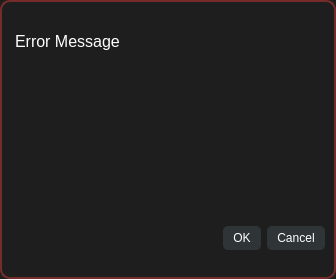
First picture: the form in error.ui, repository alvi-khan/Marshal, before the edit.
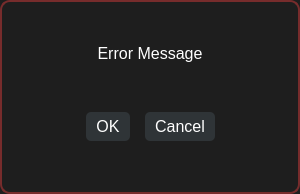
Second picture: the form after the edit.

The edit to the form file:
```diff
--- a/error.ui
+++ b/error.ui
@@ -6,10 +6,22 @@
    <rect>
     <x>0</x>
     <y>0</y>
-    <width>336</width>
-    <height>279</height>
+    <width>300</width>
+    <height>194</height>
    </rect>
   </property>
+  <property name="maximumSize">
+   <size>
+    <width>350</width>
+    <height>300</height>
+   </size>
+  </property>
+  <property name="font">
+   <font>
+    <family>Segoe UI</family>
+    <pointsize>12</pointsize>
+   </font>
+  </property>
   <property name="windowTitle">
    <string>Dialog</string>
   </property>
@@ -18,17 +30,19 @@
 	border: 1.5px solid #772C2C;
 	border-radius: 10px;
 }
-* {
-	background-color: rgb(30, 30, 30);
-	color: rgb(255, 255, 255);
-}
+
 QPushButton{
 	background-color: rgb(47, 52, 55);
 	border-radius: 5px;
 	padding: 5px 10px 5px 10px;
 }
 QPushButton:hover 
-{ background-color: #3E3E3E; }</string>
+{ background-color: #3E3E3E; }
+
+* {
+	background-color: rgb(30, 30, 30);
+	color: rgb(255, 255, 255);
+}</string>
   </property>
   <layout class="QVBoxLayout" name="verticalLayout">
    <property name="spacing">
@@ -48,6 +62,12 @@
    </property>
    <item>
     <widget class="QFrame" name="frame">
+     <property name="font">
+      <font>
+       <family>Segoe UI</family>
+       <pointsize>12</pointsize>
+      </font>
+     </property>
      <property name="frameShape">
       <enum>QFrame::StyledPanel</enum>
      </property>
@@ -72,13 +92,36 @@
        </spacer>
       </item>
       <item>
-       <widget class="QPlainTextEdit" name="errorMessage">
-        <property name="sizePolicy">
-         <sizepolicy hsizetype="Expanding" vsizetype="Minimum">
-          <horstretch>0</horstretch>
-          <verstretch>0</verstretch>
-         </sizepolicy>
+       <widget class="QLabel" name="errorMessage">
+        <property name="font">
+         <font>
+          <family>Segoe UI</family>
+          <pointsize>12</pointsize>
+         </font>
         </property>
+        <property name="text">
+         <string>Error Message</string>
+        </property>
+        <property name="alignment">
+         <set>Qt::AlignCenter</set>
+        </property>
+       </widget>
+      </item>
+      <item>
+       <spacer name="verticalSpacer_3">
+        <property name="orientation">
+         <enum>Qt::Vertical</enum>
+        </property>
+        <property name="sizeHint" stdset="0">
+         <size>
+          <width>20</width>
+          <height>40</height>
+         </size>
+        </property>
+       </spacer>
+      </item>
+      <item>
+       <widget class="QFrame" name="frame_2">
         <property name="font">
          <font>
           <family>Segoe UI</family>
@@ -86,33 +129,80 @@
          </font>
         </property>
         <property name="styleSheet">
-         <string notr="true"/>
+         <string notr="true">border: 0px;</string>
         </property>
         <property name="frameShape">
-         <enum>QFrame::NoFrame</enum>
+         <enum>QFrame::StyledPanel</enum>
         </property>
         <property name="frameShadow">
-         <enum>QFrame::Plain</enum>
+         <enum>QFrame::Raised</enum>
         </property>
-        <property name="readOnly">
-         <bool>true</bool>
+        <property name="lineWidth">
+         <number>1</number>
         </property>
-        <property name="plainText">
-         <string>Error Message</string>
-        </property>
-       </widget>
-      </item>
-      <item>
-       <widget class="QDialogButtonBox" name="buttonBox">
-        <property name="styleSheet">
-         <string notr="true"/>
-        </property>
-        <property name="orientation">
-         <enum>Qt::Horizontal</enum>
-        </property>
-        <property name="standardButtons">
-         <set>QDialogButtonBox::Cancel|QDialogButtonBox::Ok</set>
-        </property>
+        <layout class="QHBoxLayout" name="horizontalLayout">
+         <property name="spacing">
+          <number>15</number>
+         </property>
+         <item>
+          <spacer name="horizontalSpacer">
+           <property name="orientation">
+            <enum>Qt::Horizontal</enum>
+           </property>
+           <property name="sizeHint" stdset="0">
+            <size>
+             <width>40</width>
+             <height>20</height>
+            </size>
+           </property>
+          </spacer>
+         </item>
+         <item>
+          <widget class="QPushButton" name="okButton">
+           <property name="font">
+            <font>
+             <family>Segoe UI</family>
+             <pointsize>12</pointsize>
+            </font>
+           </property>
+           <property name="text">
+            <string>OK</string>
+           </property>
+          </widget>
+         </item>
+         <item>
+          <widget class="QPushButton" name="cancelButton">
+           <property name="sizePolicy">
+            <sizepolicy hsizetype="Minimum" vsizetype="Fixed">
+             <horstretch>0</horstretch>
+             <verstretch>0</verstretch>
+            </sizepolicy>
+           </property>
+           <property name="font">
+            <font>
+             <family>Segoe UI</family>
+             <pointsize>12</pointsize>
+            </font>
+           </property>
+           <property name="text">
+            <string>Cancel</string>
+           </property>
+          </widget>
+         </item>
+         <item>
+          <spacer name="horizontalSpacer_2">
+           <property name="orientation">
+            <enum>Qt::Horizontal</enum>
+           </property>
+           <property name="sizeHint" stdset="0">
+            <size>
+             <width>40</width>
+             <height>20</height>
+            </size>
+           </property>
+          </spacer>
+         </item>
+        </layout>
        </widget>
       </item>
       <item>
```
Left out of the diff: 35 changed lines with no effect on the pictures.
